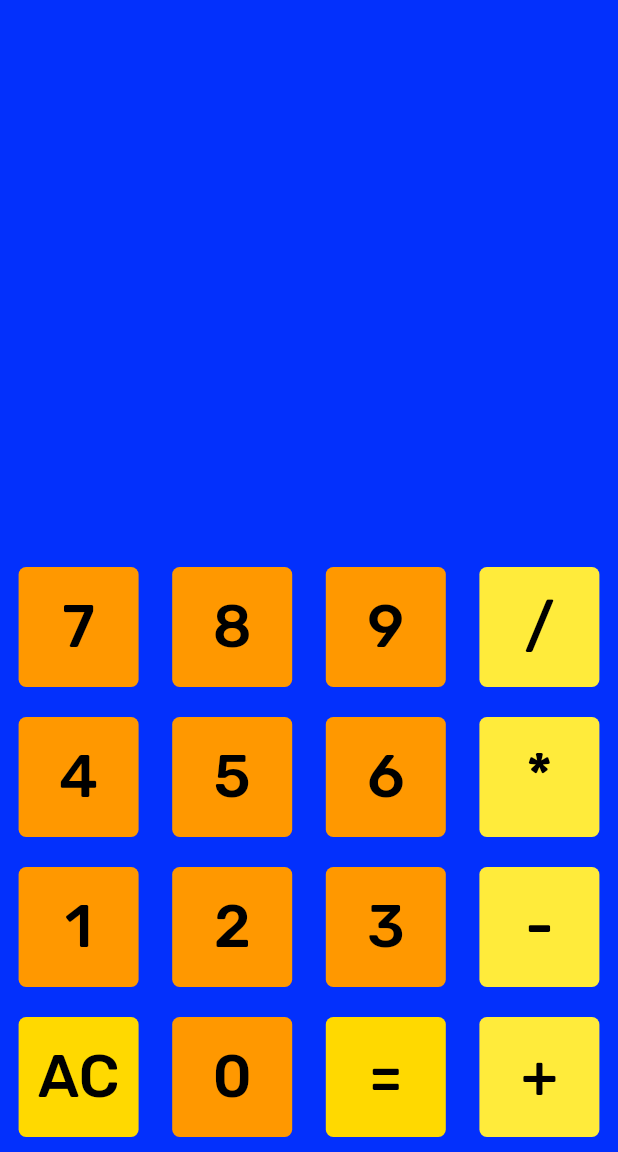
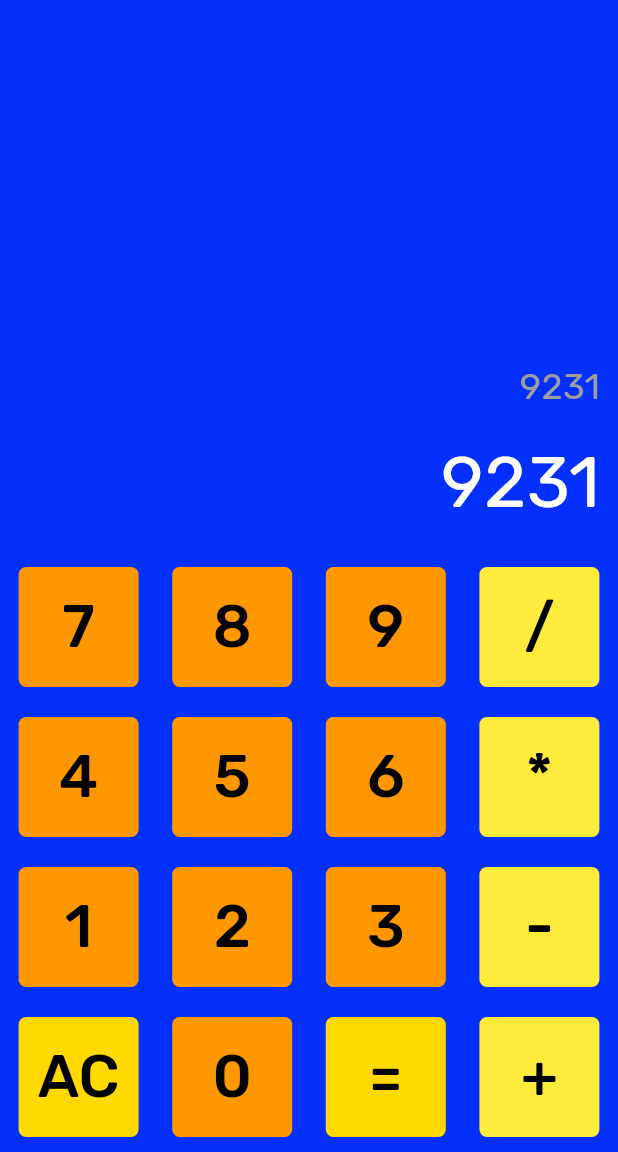
Before and after one commit to Jaugustin3-gsu/calculator-app, a Flutter app: the screen it shows after launch, on a phone screen of 412 x 824 dp, the part 84-1236 px from its top. Run offline on Flutter 3.47's test engine with Material 3 defaults, Android fonts, the phone set to English and light mode, and no system bars; our stand-ins replace google_fonts.

Commit message:
added the display for the calculated results

```diff
--- a/lib/main.dart
+++ b/lib/main.dart
@@ -53,10 +53,39 @@ class _MyHomePageState extends State<MyHomePage> {
 
         child: Column(
           mainAxisAlignment: MainAxisAlignment.end,
-
           children: [
 
-            Row(
+
+               Container(
+                alignment: const Alignment(1.0,1.0),
+                child: Padding(
+                  padding: const EdgeInsets.only(right: 12),
+                  child: Text('9231',
+                  style: GoogleFonts.rubik(
+                    textStyle: const TextStyle(
+                      fontSize:24,
+                      color: Colors.grey,
+                    )
+                  ))
+
+                ),
+              ),
+
+              Container(
+                alignment: const Alignment(1.0,1.0),
+                child: Padding(
+                  padding: const EdgeInsets.all(12),
+                  child: Text('9231',
+                  style: GoogleFonts.rubik(
+                    textStyle: const TextStyle(
+                      fontSize:48,
+                      color: Colors.white,
+                    )
+                  ))
+
+                ),
+              ),
+            const Row(
               mainAxisAlignment: MainAxisAlignment.spaceEvenly,
               children: [
 
@@ -67,7 +96,7 @@ class _MyHomePageState extends State<MyHomePage> {
               ],
             ),
 
-            Row(
+            const Row(
               mainAxisAlignment: MainAxisAlignment.spaceEvenly,
               children: [
 
@@ -79,7 +108,7 @@ class _MyHomePageState extends State<MyHomePage> {
               ],
             ),
 
-            Row(
+            const Row(
               mainAxisAlignment: MainAxisAlignment.spaceEvenly,
               children: [
 
@@ -90,13 +119,13 @@ class _MyHomePageState extends State<MyHomePage> {
               ],
             ),
 
-            Row(
+            const Row(
               mainAxisAlignment: MainAxisAlignment.spaceEvenly,
               children: [
 
-                Button('AC',const Color.fromARGB(255, 255, 217, 0),Colors.black,40),
+                Button('AC',Color.fromARGB(255, 255, 217, 0),Colors.black,40),
                 Button('0',Colors.orange,Colors.black,40),
-                Button('=',const Color.fromARGB(255, 255, 217, 0),Colors.black,40),
+                Button('=',Color.fromARGB(255, 255, 217, 0),Colors.black,40),
                 Button('+',Colors.yellow,Colors.black,40)
               ],
             ),
```
